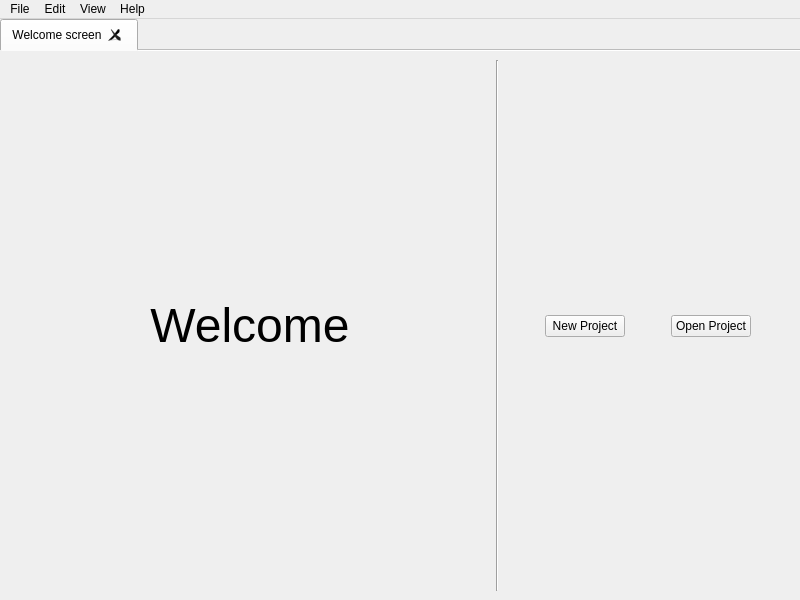
Qt form src/window/main/mainwindow.ui (newbthenewbd/GUIC) before a commit.
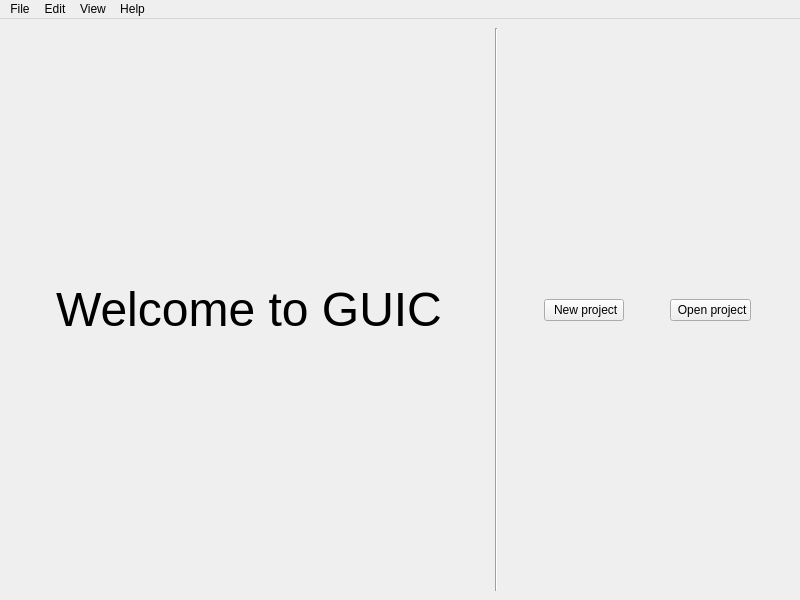
The same form after that commit.

```diff
--- a/src/window/main/mainwindow.ui
+++ b/src/window/main/mainwindow.ui
@@ -42,7 +42,7 @@
        <bool>true</bool>
       </property>
       <property name="tabBarAutoHide">
-       <bool>false</bool>
+       <bool>true</bool>
       </property>
       <widget class="QWidget" name="welcomeScreenTab">
        <attribute name="title">
@@ -71,7 +71,7 @@
            </font>
           </property>
           <property name="text">
-           <string>Welcome</string>
+           <string>Welcome to GUIC</string>
           </property>
           <property name="alignment">
            <set>Qt::AlignmentFlag::AlignCenter</set>
@@ -131,7 +131,7 @@
             <item>
              <widget class="QPushButton" name="newProjectButton">
               <property name="text">
-               <string>New Project</string>
+               <string> New project</string>
               </property>
              </widget>
             </item>
@@ -151,7 +151,7 @@
             <item>
              <widget class="QPushButton" name="openProjectButton">
               <property name="text">
-               <string>Open Project</string>
+               <string> Open project</string>
               </property>
              </widget>
             </item>
```
Left out of the diff: 44 changed lines with no effect on the pictures.
